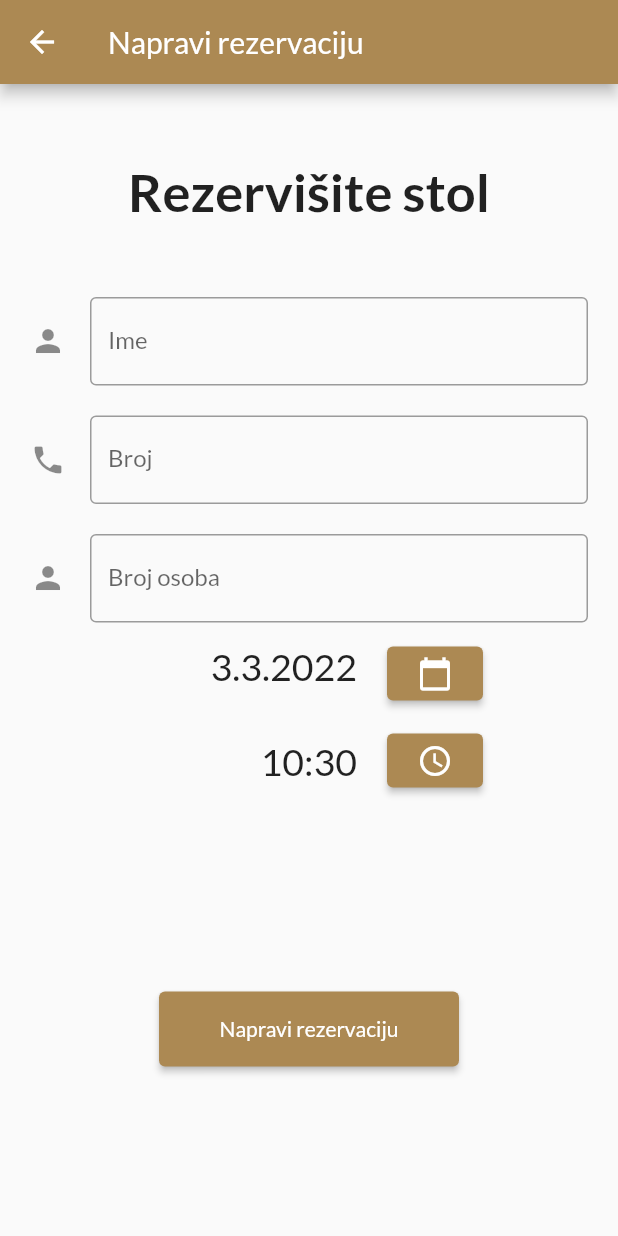
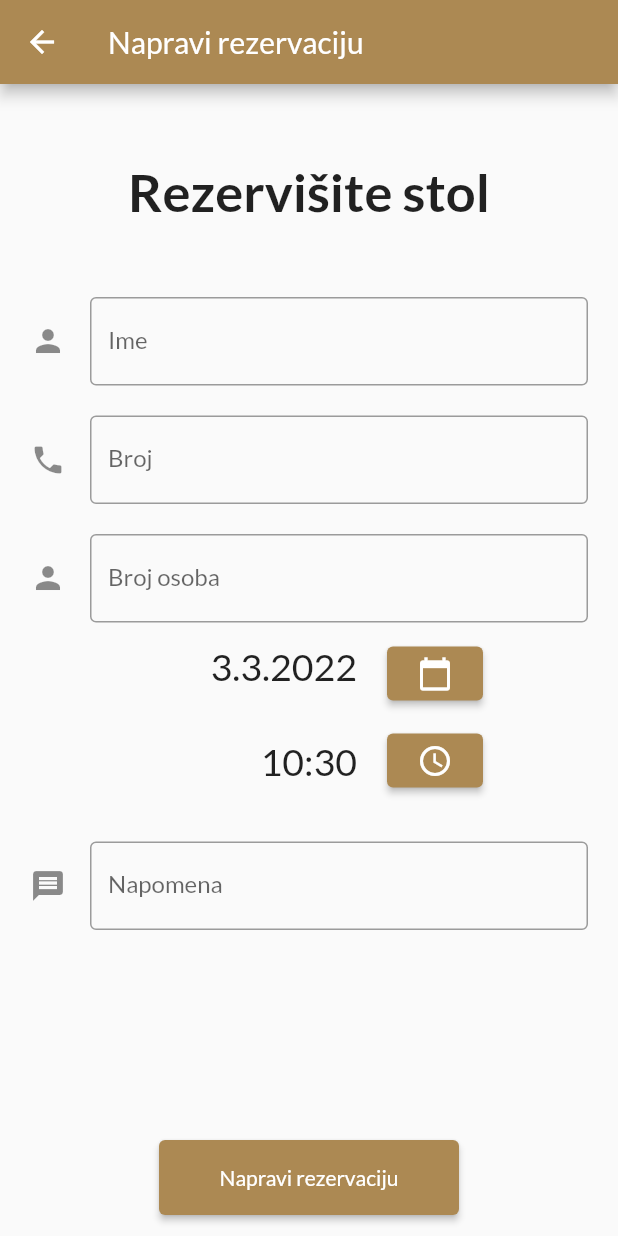
Before and after one commit to rehhha/capital, a Flutter app: the PravljenjeRezervacija screen opened directly, on a phone screen of 412 x 824 dp. Run offline on Flutter 3.47's test engine with Material 2 defaults, Android fonts, the phone set to English and light mode, and no system bars; our stand-ins replace cloud_firestore, firebase_auth, firebase_core, flutter_native_splash, google_fonts; accounts and stored records are empty; network calls fail.

Commit message:
napomena dodana u rez

```diff
--- a/lib/screens/PravljenjeRezervacija.dart
+++ b/lib/screens/PravljenjeRezervacija.dart
@@ -28,6 +28,7 @@ class _PravljenjeRezervacijaState extends State<PravljenjeRezervacija> {
   String brojOsoba = '';
   String datum = '';
   String vrijeme = '';
+  String napomena = '';
   String rezervacija = '';
   String error = '';
 
@@ -219,6 +220,26 @@ class _PravljenjeRezervacijaState extends State<PravljenjeRezervacija> {
                                   ),
                                 ),
                               ]),
+                          Padding(
+                            padding: const EdgeInsets.fromLTRB(0, 20, 0, 20),
+                            child: TextFormField(
+                              keyboardType: TextInputType.text,
+                              decoration: const InputDecoration(
+                                border: OutlineInputBorder(),
+                                icon: Icon(Icons.message),
+                                hintText: 'Imate dodatnu napomenu?',
+                                labelText: 'Napomena',
+                              ),
+                              onSaved: (String? value) {
+                                // This optional block of code can be used to run
+                                // code when the user saves the form.
+                              },
+                              initialValue: napomena,
+                              onChanged: (val) {
+                                setState(() => napomena = val);
+                              },
+                            ),
+                          ),
                           const SizedBox(
                             height: 120,
                           ),
@@ -248,6 +269,7 @@ class _PravljenjeRezervacijaState extends State<PravljenjeRezervacija> {
                                     brojOsoba,
                                     datum,
                                     vrijeme,
+                                    napomena,
                                     'Na \čekanju');
                                 dynamic result2 =
                                     await _auth.promjenaKorisnickihPodataka(
--- a/lib/services/auth.dart
+++ b/lib/services/auth.dart
@@ -78,11 +78,11 @@ class AuthService {
   }
 
   //rezervacija
-  Future rezervacija(String ime, String brojTelefona, String brojOsoba, String datum, String vrijeme, String statusRezervacije) async{
+  Future rezervacija(String ime, String brojTelefona, String brojOsoba, String datum, String vrijeme,String napomena, String statusRezervacije) async{
     try {
       final User? user = _auth.currentUser;
       final uid = user?.uid;
-      await DatabaseService(uid: user!.uid).rezervacija(ime,brojTelefona, brojOsoba, datum, vrijeme, statusRezervacije);
+      await DatabaseService(uid: user!.uid).rezervacija(ime,brojTelefona, brojOsoba, datum, vrijeme,napomena, statusRezervacije);
       return _FromFirebaseUser(user);
     } catch(e) {
       print(e.toString());
--- a/lib/services/database.dart
+++ b/lib/services/database.dart
@@ -59,13 +59,14 @@ class DatabaseService {
 
 
   Future<void> rezervacija(
-      String ime, String brojTelefona, String brojOsoba, String datum, String vrijeme, String statusRezervacije) async {
+      String ime, String brojTelefona, String brojOsoba, String datum, String vrijeme, String napomena, String statusRezervacije) async {
     return await rezervacijeCollection.doc(uid).set({
       'ime': ime,
       'brojTelefona': brojTelefona,
       'brojOsoba' : brojOsoba,
       'datum' : datum,
       'vrijeme' : vrijeme,
+      'napomena' : napomena,
       'statusRezervacije' : statusRezervacije
     });
   }
```
